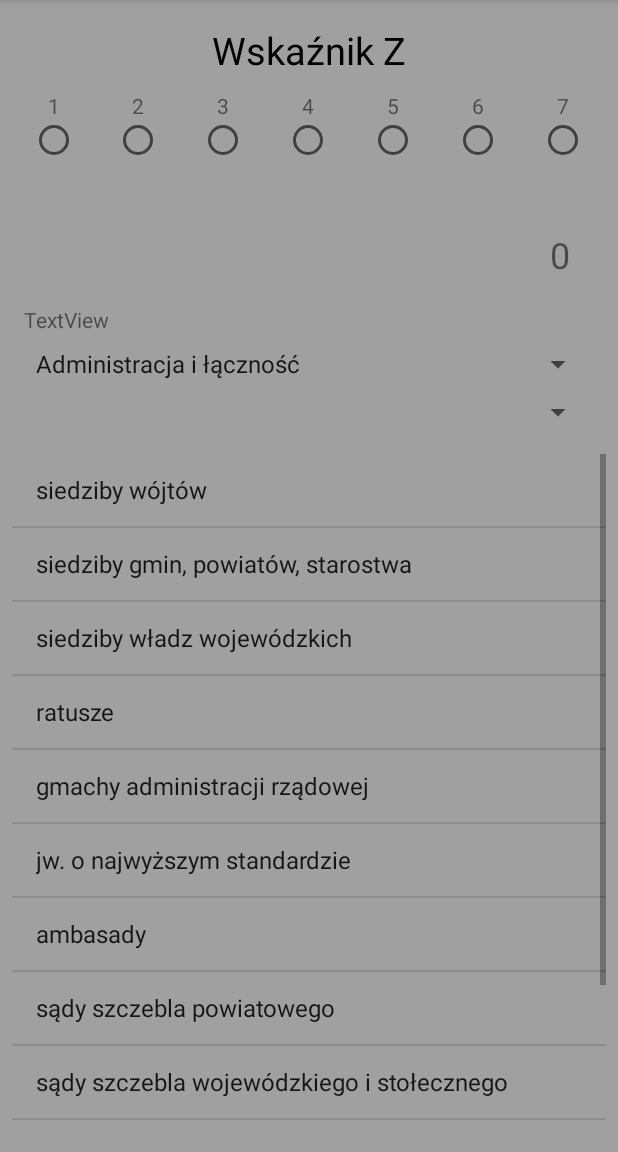
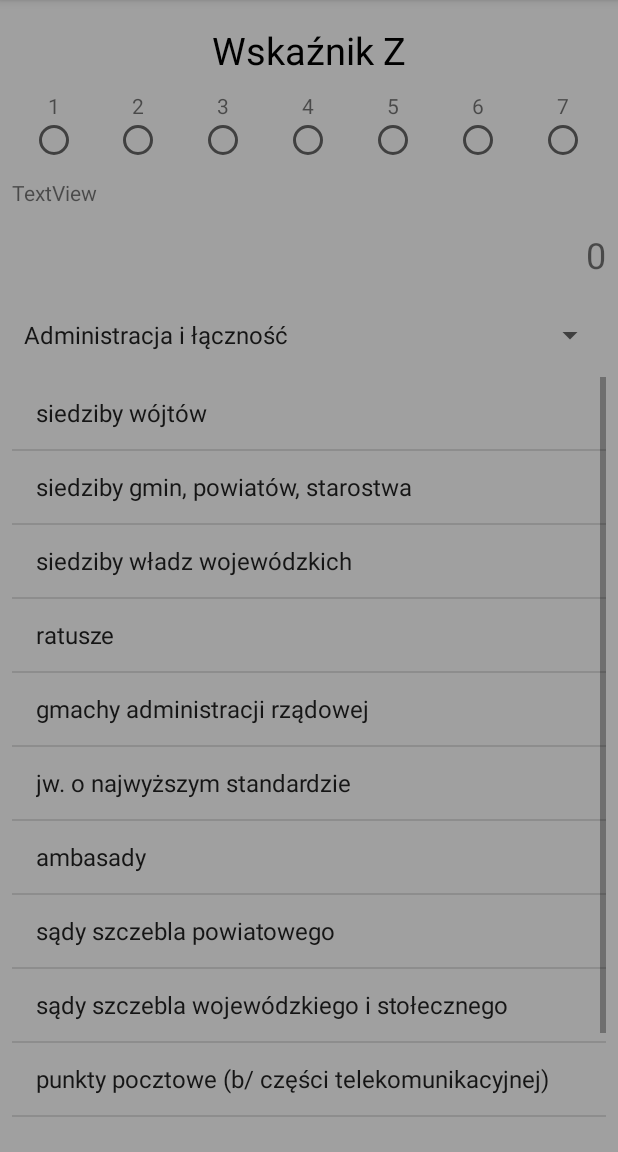
Before and after one commit to BertW007/ValuationofWork, an Android app: the IndicatorZActivity screen opened directly, with no data from a screen before it, on a phone screen of 412 x 824 dp, the part 84-1236 px from its top. Run offline under Robolectric (Android 15) with nearby library versions, the phone set to English and light mode, and no system bars.

Commit message:
Added all Z table values

```diff
--- a/app/src/main/java/pl/rxstudio/valuationofwork/Indicator.java
+++ b/app/src/main/java/pl/rxstudio/valuationofwork/Indicator.java
@@ -4,6 +4,7 @@ public class Indicator {
     private String indicatorObjectsGroups;
     private String indicatorObjects;
     private int  indicatorCategory;
+
 
     public  Indicator() {}
 
--- a/app/src/main/java/pl/rxstudio/valuationofwork/IndicatorContract.java
+++ b/app/src/main/java/pl/rxstudio/valuationofwork/IndicatorContract.java
@@ -12,6 +12,11 @@ public final class IndicatorContract {
         public static final String COLUMN_OBJECTS = "objects";
         public static final String COLUMN_CATEGORY = "category";
     }
+    public class IndicatorZValue {
+        public String indicatorZ = "0";
+
+    }
+
 
     static String[] wybKatTyp = {"dalne",
             "Bdra",
--- a/app/src/main/java/pl/rxstudio/valuationofwork/IndicatorDbHelper.java
+++ b/app/src/main/java/pl/rxstudio/valuationofwork/IndicatorDbHelper.java
@@ -119,18 +119,63 @@ public class IndicatorDbHelper extends SQLiteOpenHelper {
                 "kawiarnie, herbaciarnie, bary, puby ",
                 "kantyny, stołówki, jadłodajnie",
                 "restauracje", //Handel i usługi
-                "przedszkola","szkoły podstawowe z częścią żywieniową lub/i z zapleczem sportowym","gimnazja, licea","szkoły zawodowe (z warsztatami i/lub laboratoriami)","internaty bez części żywieniowej i sportowej","internaty z częścią żywieniową lub/i sportową",//Oświata
-                "obiekty wydziałów wyższych uczelni bez laboratoriów; administracja wyższych uczelni","obiekty wydziałów wyższych uczelni z laboratoriami","instytuty naukowe (z laboratoriami)","laboratoria naukowe","hotele asystenckie, akademiki","akademiki z zapleczem żywieniowym i rekreacyjnym",//Nauka
-                "noclegownie","żłobki","domy dziecka","przychodnie zdrowia","budynki centrów medycznych z zapleczem diagnostycznym","domy spokojnej starości","hospicja","budynki ośrodków rehabilitacyjnych","domy uzdrowiskowe z zapleczem rehabilitacyjnym","oddziały zabiegowe szpitali","kliniki",//Zdrowie i opieka społeczna
-                "świetlice","kluby mieszkańsców","dyskoteki","kina (1-2 sale dla ok. 200 osób lub mniejsze)","multikina","teatry o ograniczonej technologii, cyrki stałe","teatry, opery, operetki","filharmonie, sale koncertowe","sale i pawilony wystawowe, galerie","muzea – pawilony muzealne","muzea o najwyższym standardzie","sale wielofunkcyjne","sale kongresowe","centra kongresowe","biblioteki bez zaplecza konserwacji zbiorów, magazynów zwartych (np. małe miejskie lub gminne – ok.100.000 woluminów i mniejsze","biblioteki o pełnym programie",//Kultura
-                "kaplice","kościoły; synagogi","kościoły; synagogi o najwyższych wymaganiach co do wykończenia i wyposażenia","plebanie","budynki klasztorów (cz. mieszkalna, refektarz, kuchnia, kaplica, zaplecze sportowo - rekreacyjne)",//Obiekty kultu religijnego
-                "","","","","","","","","","","","","",//Sport i rekreacja
-                "","","","","","","","",//Hotele i turystyka
-                "","","","","","",//Rolnicze
-                "","","","","","","","","","","","",//Komunikacja
-                "","","","","","","","","","","","",//Przemysł i magazyny
-                "","","","",//Militarne i obrony cywilnej
-                "","","",""//Inne
+
+                "przedszkola","szkoły podstawowe z częścią żywieniową lub/i z zapleczem sportowym",
+                "gimnazja, licea","szkoły zawodowe (z warsztatami i/lub laboratoriami)",
+                "internaty bez części żywieniowej i sportowej","internaty z częścią żywieniową lub/i sportową",//Oświata
+
+                "obiekty wydziałów wyższych uczelni bez laboratoriów; administracja wyższych uczelni",
+                "obiekty wydziałów wyższych uczelni z laboratoriami","instytuty naukowe (z laboratoriami)",
+                "laboratoria naukowe","hotele asystenckie, akademiki","akademiki z zapleczem żywieniowym i rekreacyjnym",//Nauka
+
+                "noclegownie","żłobki","domy dziecka","przychodnie zdrowia",
+                "budynki centrów medycznych z zapleczem diagnostycznym","domy spokojnej starości",
+                "hospicja","budynki ośrodków rehabilitacyjnych","domy uzdrowiskowe z zapleczem rehabilitacyjnym",
+                "oddziały zabiegowe szpitali","kliniki",//Zdrowie i opieka
+
+                "świetlice","kluby mieszkańsców","dyskoteki","kina (1-2 sale dla ok. 200 osób lub mniejsze)",
+                "multikina","teatry o ograniczonej technologii, cyrki stałe",
+                "teatry, opery, operetki","filharmonie, sale koncertowe","sale i pawilony wystawowe, galerie",
+                "muzea – pawilony muzealne","muzea o najwyższym standardzie","sale wielofunkcyjne",
+                "sale kongresowe","centra kongresowe",
+                "biblioteki bez zaplecza konserwacji zbiorów, magazynów zwartych (np. małe miejskie lub gminne – ok.100.000 woluminów i mniejsze",
+                "biblioteki o pełnym programie",//Kultura
+
+                "kaplice","kościoły; synagogi","kościoły; synagogi o najwyższych wymaganiach co do wykończenia i wyposażenia",
+                "plebanie","budynki klasztorów (cz. mieszkalna, refektarz, kuchnia, kaplica, zaplecze sportowo - rekreacyjne)",//Obiekty kultu religijnego
+
+                "wiaty (np. na sprzęt pływający)","magazyny sprzętu sportowego","hangary na łodzie",
+                "domki campingowe letnie (bez łazienek)","przebieralnie",
+                "pawilony – szatnie, umywalnie i toalety","domki wypoczynkowe (z toaletami i łazienkami)",
+                "sale gimnastyczne i sportowe dla gier zespołowych (koszykówka, siatkówka, piłka ręczna itp)",
+                "hale sportowe (np. lekkoatletyczne)","pływalnie kryte","lodowiska kryte",
+                "wielofunkcyjne budynki sportowe (hala + pływalnia + lodowisko itp.)",
+                "zespoły odnowy biologicznej (basen, jacuzzi, sauna, masaż itp.)",//Sport i rekreacja
+
+                "schroniska","hotele młodzieżowe, hotele turystyczne","hotele pracownicze, asystenckie",
+                "motele","hotele niższych kategorii (nie więcej niż **), pensjonaty","hotele***",
+                "hotele**** i *****","domy wczasowe (pełne zaplecze rekreacyjne, żywieniowe)",//Hotele i turystyka
+
+                "proste budynki gospodarcze","szopy, stodoły","stajnie","chlewnie","szklarnie","kliniki weterynaryjne\n",//Rolnicze
+
+                "jednokondygnacyjne garaże wolnostojące i boksy","wielostanowiskowe garaże jednokondygnacjowe naziemne (bez ścian)",
+                "wielostanowiskowe garaże nadziemne zamknięte","garaże podziemne",
+                "stacje obsługi pojazdów","stacje paliw","stacje paliw z usługami (sklep, kawiarnia, restauracja)",
+                "bazy sprzetowo-transportowe ","budynki dworców autobusowych","budynki stacji kolejowych ",
+                "budynki dworców kolejowych","budynki pasażerskich dworców lotniczych",//Komunikacja
+
+                "proste budynki przemysłowe, magazynowe, warsztatowe","skomplikowane budynki magazynowe, wielokondygnacyjne",
+                "kotłownie","chłodnie, mroźnie","spalarnie śmieci; zakłady utylizacji odpadów",
+                "pralnie przemysłowe","obiekty przemysłu maszynowego, przetwórczego, spożywczego",
+                "obiekty przemysłu poligraficznego","obiekty przemysłowe zagrożone wybuchem, promieniowaniem jonizującym itp",
+                "obiekty przemysłu farmaceutycznego, chemicznego",
+                "obiekty przemysłowe unikalne, techniki jądrowej, clean-roomy itp., o najwyższych wymaganiach technologicznych i wykończeniowych",
+                "laboratoria i ośrodki badawcze dla przemysłu",//Przemysł i magazyny
+
+                "koszary bez części żywieniowej i sportowej","koszary z częścią żywieniową lub/i sportową;",
+                "schrony","schrony umożliwiające wielodniowe przetrwanie",//Militarne i obrony cywilnej
+
+                "proste budynki gospodarcze","baraki","wiaty","krematoria"//Inne
         };
 
         Integer[] category = new Integer[]{23,35,46,46,67,46,34,45,56,67,23,34,56, //Mieszkalne
--- a/app/src/main/java/pl/rxstudio/valuationofwork/IndicatorZActivity.java
+++ b/app/src/main/java/pl/rxstudio/valuationofwork/IndicatorZActivity.java
@@ -1,5 +1,6 @@
 package pl.rxstudio.valuationofwork;
 //TODO: add to not selected objects on start (radioButtons)
+//TODO: add program to service editText when 7th option is set
 
 import android.content.res.ColorStateList;
 import android.support.v7.app.AppCompatActivity;
@@ -8,6 +9,7 @@ import android.support.v7.widget.LinearLayoutManager;
 import android.support.v7.widget.RecyclerView;
 import android.util.Log;
 
+import android.view.KeyEvent;
 import android.view.View;
 
 import android.widget.AdapterView;
@@ -99,8 +101,8 @@ public class IndicatorZActivity extends AppCompatActivity {
 
         textViewZ = findViewById(R.id.textViewZ);
         editText = findViewById(R.id.editText);
-        listView  = (ListView) findViewById(R.id.listView);
-        listView =findViewById(R.id.listView);
+        listView  = findViewById(R.id.listView);
+        listView = findViewById(R.id.listView);
         IndicatorDbHelper dbHelper = new IndicatorDbHelper(this);
         final IndicatorDbHelper dbHelperSelected = new IndicatorDbHelper(this);
 
@@ -117,9 +119,7 @@ public class IndicatorZActivity extends AppCompatActivity {
         Log.i("Selected list: ", Integer.toString(indicatorListSelected.size()));
         Log.i("Grouped list: ", Integer.toString(indicatorListGrouped.size()));
 
-
-        final Spinner spinnerGroup = (Spinner)findViewById(R.id.spinnerFunctionalGroup);
-        final Spinner spinnerObjects = (Spinner)findViewById(R.id.spinnerObject);
+        final Spinner spinnerGroup = findViewById(R.id.spinnerFunctionalGroup);
 
 
         ArrayAdapter adapterGroup = new ArrayAdapter(this, android.R.layout.simple_spinner_item, getGroupList());
@@ -131,12 +131,6 @@ public class IndicatorZActivity extends AppCompatActivity {
             public void onItemSelected(AdapterView<?> parent, View view, int position, long id) {
                 categoryChoosed = id+1;
                 indicatorListSelected = dbHelperSelected.getGroupIndicators(spinnerGroup.getSelectedItem().toString());
-             //   ArrayAdapter adapterObject = new ArrayAdapter(IndicatorZActivity.this, android.R.layout.simple_spinner_item, getObjectList());
-
-
-
-
-
                 ArrayAdapter listAdapter = new ArrayAdapter(IndicatorZActivity.this, android.R.layout.simple_list_item_1, getObjectList());
                 listView.setAdapter(listAdapter);
             }
@@ -153,43 +147,23 @@ public class IndicatorZActivity extends AppCompatActivity {
                 view.setSelected(true);
                 objectChoosed = position;
                 indicatorListSelected = dbHelperSelected.getCategoryIndicators(listView.getItemAtPosition(position).toString());
-
-
                 String category = getCategoryList()[0];
-
                 textView.setText(category);
 
                 setRadio(category, view);
-
             }
         });
 
-
-        spinnerObjects.setOnItemSelectedListener(new AdapterView.OnItemSelectedListener() {
+        textView.setOnEditorActionListener(new TextView.OnEditorActionListener() {
             @Override
-            public void onItemSelected(AdapterView<?> parent, View view, int position, long id) {
-                objectChoosed = position;
-                indicatorListSelected = dbHelperSelected.getCategoryIndicators(spinnerObjects.getSelectedItem().toString());
-
-                String category = getCategoryList()[0];
-
-                textView.setText(category);
-
-                setRadio(category, view);
-
-
-
-
-            }
-
-            @Override
-            public void onNothingSelected(AdapterView<?> parent) {
-
+            public boolean onEditorAction(TextView v, int actionId, KeyEvent event) {
+                Log.i("Hello", "Hello");
+                return false;
             }
         });
 
+    }
 
-    }
     private void setRadio(String category, View view) {
 
         int charAtZero = Character.getNumericValue(category.charAt(0));
@@ -248,17 +222,10 @@ public class IndicatorZActivity extends AppCompatActivity {
                     break;
                 case 7:
                     radioButton7.setEnabled(true);
-
                     break;
             }
-
-
         }
-
-        //getValuesOfZ(view);
-
     }
-
 
     private void setRadioOff() {
         radioButton1.setEnabled(false);
@@ -298,7 +265,6 @@ public class IndicatorZActivity extends AppCompatActivity {
         return groupList;
     }
 
-
     private String[] getCategoryList() {
         String[] groupList = new String[indicatorListSelected.size()];
 
@@ -325,7 +291,6 @@ public class IndicatorZActivity extends AppCompatActivity {
                    zIndicator = 0.4;
                    textViewZ.setText(Double.toString(zIndicator));
                    break;
-
             case R.id.radioButton2:
                 if(checked)
                     setRadioUncheck();
@@ -369,7 +334,6 @@ public class IndicatorZActivity extends AppCompatActivity {
                 editText.setText(Double.toString(zIndicator));
                 textViewZ.setText(Double.toString(zIndicator));
                 editText.setVisibility(View.VISIBLE);
-
                 break;
         }
     }
--- a/app/src/main/res/layout/activity_indicator_z.xml
+++ b/app/src/main/res/layout/activity_indicator_z.xml
@@ -30,26 +30,13 @@
         android:id="@+id/spinnerFunctionalGroup"
         android:layout_width="0dp"
         android:layout_height="wrap_content"
-        android:layout_marginTop="8dp"
+        android:layout_marginStart="8dp"
+        android:layout_marginTop="16dp"
+        android:layout_marginEnd="8dp"
         android:spinnerMode="dialog"
-        app:layout_constraintEnd_toEndOf="@+id/spinnerObject"
-        app:layout_constraintHorizontal_bias="0.0"
-        app:layout_constraintStart_toStartOf="@+id/spinnerObject"
-        app:layout_constraintTop_toBottomOf="@+id/textView" />
-
-    <Spinner
-        android:id="@+id/spinnerObject"
-        android:layout_width="0dp"
-        android:layout_height="wrap_content"
-        android:layout_marginStart="16dp"
-        android:layout_marginTop="8dp"
-        android:layout_marginEnd="16dp"
-        android:layout_marginBottom="8dp"
-        app:layout_constraintBottom_toTopOf="@+id/listView"
         app:layout_constraintEnd_toEndOf="parent"
-        app:layout_constraintHorizontal_bias="1.0"
         app:layout_constraintStart_toStartOf="parent"
-        app:layout_constraintTop_toBottomOf="@+id/spinnerFunctionalGroup" />
+        app:layout_constraintTop_toBottomOf="@+id/linearLayout" />
 
     <RadioGroup
         android:id="@+id/radioGroup"
@@ -228,22 +215,22 @@
         android:id="@+id/textView"
         android:layout_width="0dp"
         android:layout_height="wrap_content"
-        android:layout_marginStart="16dp"
-        android:layout_marginTop="8dp"
-        android:layout_marginEnd="16dp"
+        android:layout_marginStart="8dp"
+        android:layout_marginTop="14dp"
+        android:layout_marginEnd="8dp"
         android:text="TextView"
         app:layout_constraintEnd_toEndOf="parent"
         app:layout_constraintHorizontal_bias="0.0"
         app:layout_constraintStart_toStartOf="parent"
-        app:layout_constraintTop_toBottomOf="@+id/linearLayout" />
+        app:layout_constraintTop_toBottomOf="@+id/radioGroup" />
 
     <LinearLayout
         android:id="@+id/linearLayout"
         android:layout_width="match_parent"
         android:layout_height="wrap_content"
-        android:layout_marginStart="32dp"
+        android:layout_marginStart="8dp"
         android:layout_marginTop="45dp"
-        android:layout_marginEnd="32dp"
+        android:layout_marginEnd="8dp"
         android:orientation="horizontal"
         app:layout_constraintEnd_toEndOf="parent"
         app:layout_constraintStart_toStartOf="parent"
@@ -255,6 +242,9 @@
             android:layout_height="wrap_content"
             android:layout_weight="1"
             android:gravity="right"
+            android:inputType="numberDecimal"
+            android:singleLine="true"
+
             android:visibility="invisible" />
 
         <TextView
@@ -264,7 +254,10 @@
             android:layout_weight="1"
             android:gravity="right"
             android:text="0"
-            android:textSize="24sp" />
+            android:maxLines="1"
+            android:textSize="24sp"
+
+            />
 
 
     </LinearLayout>
@@ -274,17 +267,16 @@
         android:layout_width="0dp"
         android:layout_height="0dp"
         android:layout_marginStart="8dp"
-        android:layout_marginTop="8dp"
+        android:layout_marginTop="16dp"
         android:layout_marginEnd="8dp"
+
         android:layout_marginBottom="8dp"
-
+        android:choiceMode="singleChoice"
+        android:listSelector="@color/pressed_color"
         app:layout_constraintBottom_toBottomOf="parent"
         app:layout_constraintEnd_toEndOf="parent"
         app:layout_constraintStart_toStartOf="parent"
-        app:layout_constraintTop_toBottomOf="@+id/spinnerObject"
-        android:choiceMode="singleChoice"
-        android:listSelector="@color/pressed_color"
-        />
+        app:layout_constraintTop_toBottomOf="@+id/spinnerFunctionalGroup" />
 
 
 </android.support.constraint.ConstraintLayout>
```
